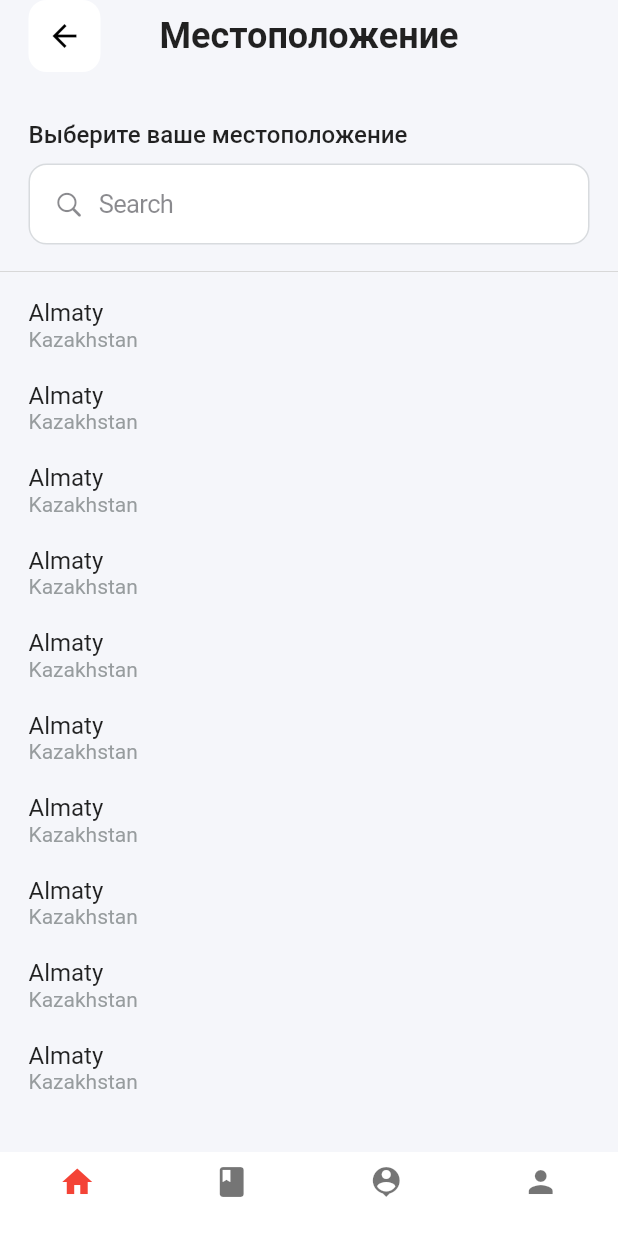
After one commit to DevFlutterQaz/umyra_project, a Flutter app: the screen it shows after launch, after a tap on "Almaty", on a phone screen of 412 x 824 dp. The commit adds this screen. Run offline on Flutter 3.47's test engine with Material 2 defaults, Android fonts, the phone set to English and light mode, and no system bars; our stand-ins replace auto_route, flutter_svg; project files that could hold a hidden picture were left out.

Commit message:
feat location layout

```diff
--- a/lib/src/features/app/router/app_router.dart
+++ b/lib/src/features/app/router/app_router.dart
@@ -3,6 +3,7 @@ import 'package:auto_route/empty_router_widgets.dart';
 import 'package:flutter/material.dart';
 import 'package:umyra/src/features/navigation_bar.dart';
 import 'package:umyra/src/features/screens/home/pages/calendar_page.dart';
+import 'package:umyra/src/features/screens/home/pages/location_page.dart';
 import 'package:umyra/src/features/screens/home/pages/namaz_page.dart';
 import 'package:umyra/src/features/screens/home/pages/navigation_page.dart';
 import 'package:umyra/src/features/screens/quran/pages/quran_page.dart';
@@ -53,6 +54,10 @@ part 'app_router.gr.dart';
             page: NavigationScreen,
             path: 'navigation',
           ),
+          AutoRoute(
+            page: LocationScreen,
+            path: 'location',
+          ),
         ],
       ),
       AutoRoute(
--- /dev/null
+++ b/lib/src/features/screens/home/pages/location_page.dart
@@ -0,0 +1,54 @@
+import 'package:flutter/cupertino.dart';
+import 'package:flutter/material.dart';
+import 'package:umyra/src/core/resources/app_colors.dart';
+import 'package:umyra/src/core/widgets/column_spacer.dart';
+import 'package:umyra/src/core/widgets/custom_app_bar.dart';
+import 'package:umyra/src/features/screens/home/widgets/city_country.dart';
+import 'package:umyra/src/features/screens/home/widgets/search_text.dart';
+
+class LocationScreen extends StatelessWidget {
+  const LocationScreen({super.key});
+
+  @override
+  Widget build(BuildContext context) {
+    return Scaffold(
+      body: SafeArea(
+        child: Column(
+          crossAxisAlignment: CrossAxisAlignment.stretch,
+          children: [
+            const Padding(
+              padding: EdgeInsets.symmetric(horizontal: 19),
+              child: CustomAppBar(title: 'Местоположение'),
+            ),
+            const ColumnSpacer(3.2),
+            Padding(
+              padding: const EdgeInsets.symmetric(horizontal: 19),
+              child: Text(
+                'Выберите ваше местоположение',
+                style: Theme.of(context)
+                    .textTheme
+                    .titleMedium
+                    ?.copyWith(fontWeight: FontWeight.w500),
+              ),
+            ),
+            const ColumnSpacer(1),
+            const SearchTextField(),
+            const ColumnSpacer(1),
+            const Divider(color: AppColors.darkgrayColor),
+            const ColumnSpacer(1),
+            Expanded(
+              child: Padding(
+                padding: const EdgeInsets.symmetric(horizontal: 19),
+                child: ListView.separated(
+                  itemBuilder: (context, index) => const CityCountryColumn(),
+                  separatorBuilder: (context, index) => const ColumnSpacer(2),
+                  itemCount: 10,
+                ),
+              ),
+            )
+          ],
+        ),
+      ),
+    );
+  }
+}
--- /dev/null
+++ b/lib/src/features/screens/home/widgets/city_country.dart
@@ -0,0 +1,24 @@
+import 'package:flutter/material.dart';
+import 'package:umyra/src/core/resources/app_colors.dart';
+
+class CityCountryColumn extends StatelessWidget {
+  const CityCountryColumn({
+    super.key,
+  });
+
+  @override
+  Widget build(BuildContext context) {
+    return Column(
+      crossAxisAlignment: CrossAxisAlignment.start,
+      children: [
+        Text('Almaty', style: Theme.of(context).textTheme.titleMedium),
+        Text(
+          'Kazakhstan',
+          style: Theme.of(context).textTheme.bodyMedium?.copyWith(
+                color: AppColors.lightgrayColor5,
+              ),
+        ),
+      ],
+    );
+  }
+}
--- a/lib/src/features/screens/home/widgets/custom_status_time.dart
+++ b/lib/src/features/screens/home/widgets/custom_status_time.dart
@@ -1,6 +1,8 @@
+import 'package:auto_route/auto_route.dart';
 import 'package:flutter/material.dart';
 import 'package:umyra/src/core/resources/app_colors.dart';
 import 'package:umyra/src/core/widgets/column_spacer.dart';
+import 'package:umyra/src/features/app/router/app_router.dart';
 import 'package:umyra/src/features/screens/home/widgets/namaz_time.dart';
 
 class StatusTimeCustomWidget extends StatelessWidget {
@@ -17,8 +19,7 @@ class StatusTimeCustomWidget extends StatelessWidget {
             Radius.circular(20),
           )),
       child: Padding(
-        padding:
-            const EdgeInsets.symmetric(horizontal: 11, vertical: 16),
+        padding: const EdgeInsets.symmetric(horizontal: 11, vertical: 16),
         child: Column(
           children: [
             Row(
@@ -40,9 +41,13 @@ class StatusTimeCustomWidget extends StatelessWidget {
                 Column(
                   crossAxisAlignment: CrossAxisAlignment.end,
                   children: [
-                    Text(
-                      'Almaty',
-                      style: Theme.of(context).textTheme.titleLarge,
+                    GestureDetector(
+                      onTap: () =>
+                          context.router.push(const LocationScreenRoute()),
+                      child: Text(
+                        'Almaty',
+                        style: Theme.of(context).textTheme.titleLarge,
+                      ),
                     ),
                     Text(
                       'Казахстан',
--- /dev/null
+++ b/lib/src/features/screens/home/widgets/search_text.dart
@@ -0,0 +1,27 @@
+import 'package:flutter/cupertino.dart';
+import 'package:umyra/src/core/resources/app_colors.dart';
+
+class SearchTextField extends StatelessWidget {
+  const SearchTextField({
+    super.key,
+  });
+
+  @override
+  Widget build(BuildContext context) {
+    return Padding(
+      padding: const EdgeInsets.symmetric(horizontal: 19),
+      child: CupertinoSearchTextField(
+        padding:
+            const EdgeInsets.symmetric(vertical: 16, horizontal: 10),
+        decoration: BoxDecoration(
+            color: AppColors.whiteColor,
+            borderRadius: const BorderRadius.all(Radius.circular(12)),
+            border: Border.all(color: AppColors.lightgrayColor6)),
+        prefixIcon: const Padding(
+          padding: EdgeInsets.only(left: 10),
+          child: Icon(CupertinoIcons.search),
+        ),
+      ),
+    );
+  }
+}
```
Also changed, not shown: lib/src/features/app/router/app_router.gr.dart.
